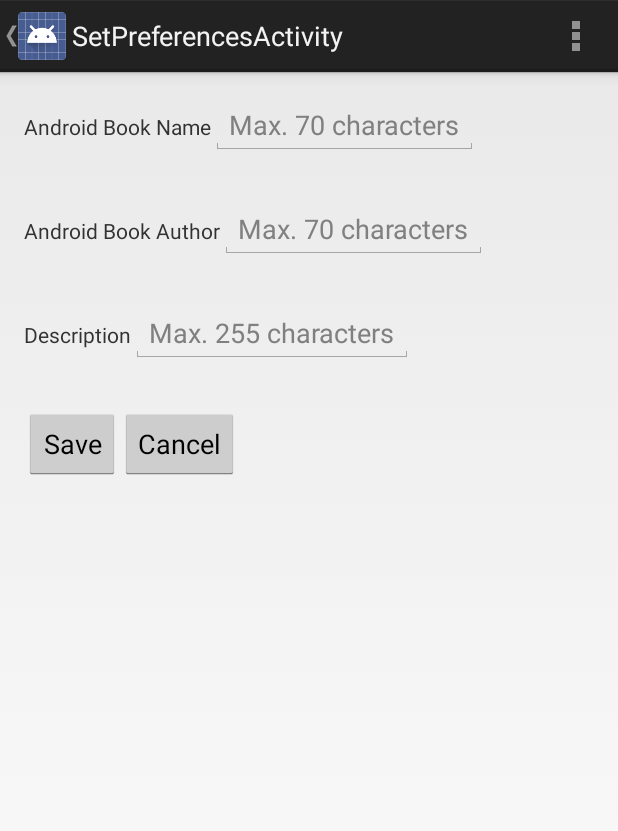
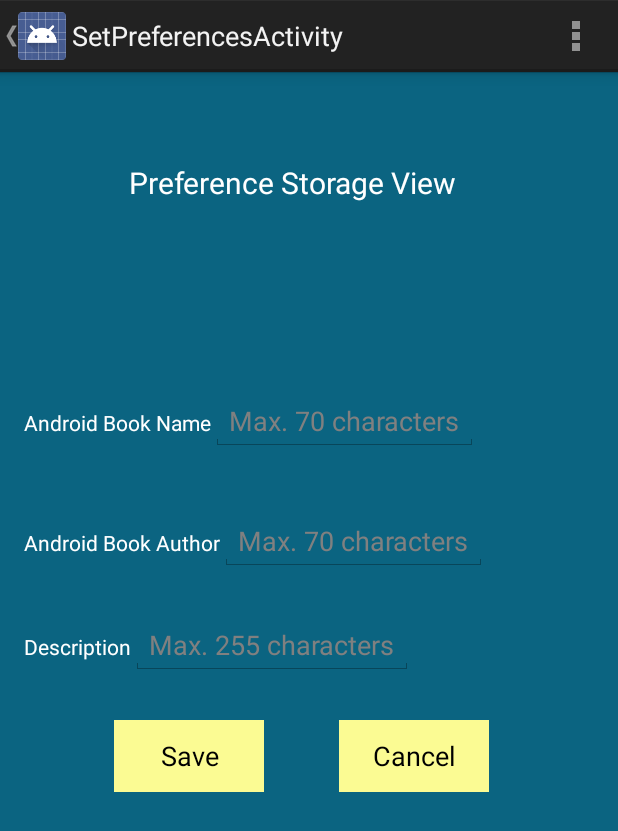
Before and after one commit to darshcloud/CMPE_277_Assignment_StorageApp, an Android app: the screen it shows after launch (SetPreferencesActivity), after a tap on "Preferences", on a phone screen of 412 x 824 dp. Shown: the top 831 px of the screen. Run offline under Robolectric (Android 15) with nearby library versions, the phone set to English and light mode, and no system bars.

Commit message:
Android Data Storage UI changes

```diff
--- a/AndroidDataStorage/app/src/main/res/layout/activity_set_preferences.xml
+++ b/AndroidDataStorage/app/src/main/res/layout/activity_set_preferences.xml
@@ -7,26 +7,43 @@
     android:paddingRight="@dimen/activity_horizontal_margin"
     android:paddingTop="@dimen/activity_vertical_margin"
     android:orientation="vertical"
+    android:background="@color/teal"
     tools:context=".SetPreferencesActivity" >
 
+    <TextView
+        android:id="@+id/headlineText"
+        android:layout_width="246dp"
+        android:layout_height="53dp"
+        android:layout_marginStart="108dp"
+        android:layout_marginLeft="70dp"
+        android:layout_marginTop="44dp"
+        android:text="@string/preference_headline"
+        android:textColor="@android:color/white"
+        android:textSize="20sp" />
+
+    <View
+        android:layout_width="fill_parent"
+        android:layout_height="100dp">
+    </View>
+
     <LinearLayout
-        android:layout_width="fill_parent"
-        android:layout_height="wrap_content"
+        android:layout_width="400dp"
+        android:layout_height="50dp"
        	android:orientation="horizontal">
 
     <TextView
         android:id="@+id/book_name"
         android:layout_width="wrap_content"
         android:layout_height="wrap_content"
-        android:text="@string/book_name" />
+        android:text="@string/book_name"
+        android:textColor="@color/white"/>
 
     <EditText
         android:id="@+id/bookname_value"
         android:layout_width="wrap_content"
         android:layout_height="wrap_content"
         android:maxLength="70"
-        android:hint="@string/bookname_hint"
-        />
+        android:hint="@string/bookname_hint"/>
     </LinearLayout>
 
     <View
@@ -44,6 +61,7 @@
         android:layout_width="wrap_content"
         android:layout_height="wrap_content"
         android:text="@string/book_author"
+        android:textColor="@color/white"
         />
 
     <EditText
@@ -51,8 +69,7 @@
         android:layout_width="wrap_content"
         android:layout_height="wrap_content"
         android:maxLength="70"
-        android:hint="@string/bookauthor_hint"
-        />
+        android:hint="@string/bookauthor_hint" />
     </LinearLayout>
 
     <View
@@ -70,7 +87,7 @@
         android:layout_width="wrap_content"
         android:layout_height="wrap_content"
         android:text="@string/description"
-        />
+        android:textColor="@color/white" />
 
     <EditText
         android:id="@+id/description_value"
@@ -78,8 +95,7 @@
         android:layout_height="wrap_content"
         android:maxLength="255"
         android:inputType="textMultiLine"
-        android:hint="@string/description_hint"
-        />
+        android:hint="@string/description_hint" />
     </LinearLayout>
 
     <View
@@ -92,19 +108,30 @@
         android:layout_height="wrap_content"
        	android:orientation="horizontal">
 
+        <View
+            android:layout_width="60dp"
+            android:layout_height="30dp">
+        </View>
+
         <Button android:id="@+id/save_btn"
-            android:layout_width="wrap_content"
+            android:layout_width="100dp"
             android:layout_height="wrap_content"
             android:text="@string/save_btn"
-            android:onClick="onSave"
-           />
+            android:background="#FBFB93"
+            android:onClick="onSave" />
+
+        <View
+            android:layout_width="50dp"
+            android:layout_height="30dp">
+        </View>
+
 
         <Button android:id="@+id/cancel_btn"
-            android:layout_width="wrap_content"
+            android:layout_width="100dp"
             android:layout_height="wrap_content"
             android:text="@string/cancel_btn"
-            android:onClick="onCancel"
-            />
+            android:background="#FBFB93"
+            android:onClick="onCancel" />
 
         </LinearLayout>
 
--- /dev/null
+++ b/AndroidDataStorage/app/src/main/res/values/colors.xml
@@ -0,0 +1,8 @@
+<?xml version="1.0" encoding="utf-8"?>
+<resources>
+    <color name="colorPrimary">#008577</color>
+    <color name="colorPrimaryDark">#00574B</color>
+    <color name="colorAccent">#D81B60</color>
+    <color name="teal">#0B6481</color>
+    <color name="white">#FFFFFF</color>
+</resources>
--- a/AndroidDataStorage/app/src/main/res/values/strings.xml
+++ b/AndroidDataStorage/app/src/main/res/values/strings.xml
@@ -17,10 +17,13 @@
     <string name="save_btn">Save</string>
     <string name="cancel_btn">Cancel</string>
     <string name="title_activity_sqlite">SQLiteActivity</string>
-    <string name="enter_msg">Enter message</string>
+    <string name="enter_msg">Blog Message</string>
     <string name="save_msg">Save</string>
     <string name="cancel_msg">Cancel</string>
     <string name="save_success_msg">Message saved successfully!</string>
     <string name="btn_close">Close</string>
+    <string name="activity_text">Android Data Storage Sample</string>
+    <string name="preference_headline">Preference Storage View</string>
+    <string name="sqllite_headline">SQLite View</string>
 
 </resources>
```
Also changed, not shown: AndroidDataStorage/app/src/main/res/layout/activity_main.xml (+43 -17 lines), AndroidDataStorage/app/src/main/res/layout/activity_sqlite.xml (+31 -11 lines), 43 other files.
